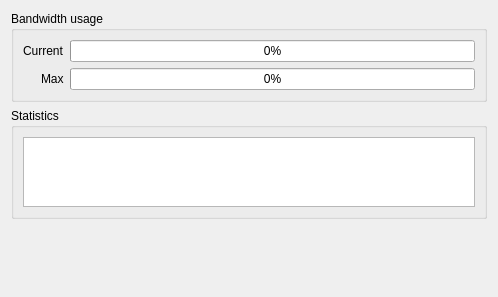
Qt form src/multiserialviewer/ui_files/statisticsWidget.ui (shaag7967/multiserialviewer) before a commit.
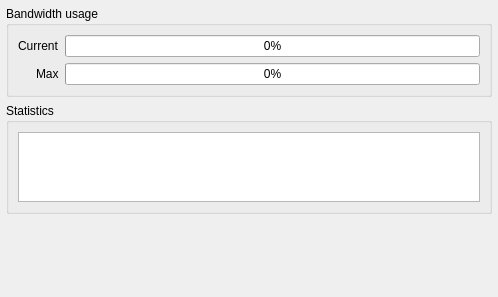
The same form after that commit.

Commit message: calculating statistics period in dependency of baudrate (higher baudrate -> shorter period)

```diff
--- a/src/multiserialviewer/ui_files/statisticsWidget.ui
+++ b/src/multiserialviewer/ui_files/statisticsWidget.ui
@@ -14,6 +14,18 @@
    <string/>
   </property>
   <layout class="QVBoxLayout" name="verticalLayout">
+   <property name="leftMargin">
+    <number>6</number>
+   </property>
+   <property name="topMargin">
+    <number>6</number>
+   </property>
+   <property name="rightMargin">
+    <number>6</number>
+   </property>
+   <property name="bottomMargin">
+    <number>6</number>
+   </property>
    <item>
     <widget class="QGroupBox" name="gb_usage">
      <property name="title">
```
The commit also changes 3 other files.
